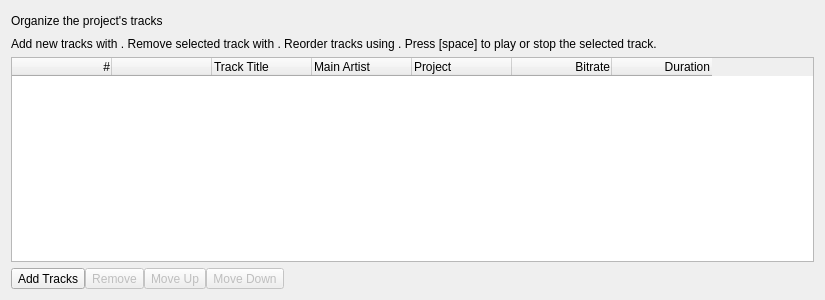
Iconoclasteinc/tgit, file resources/ui/track_list_tab.ui: the form before one commit.
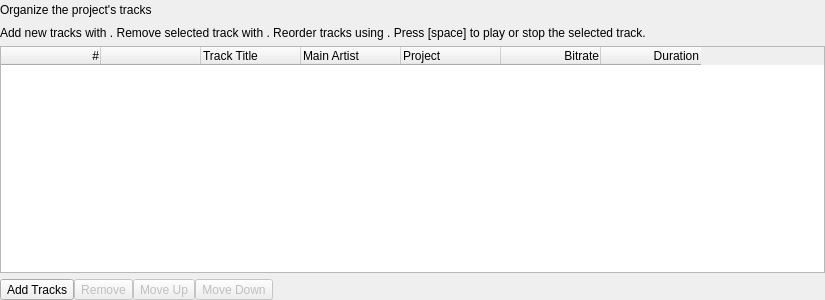
The form after the commit. Icons and pictures are not drawn.

Commit message: Use default platform margins for project page tabs

Patch:
```diff
--- a/resources/ui/track_list_tab.ui
+++ b/resources/ui/track_list_tab.ui
@@ -11,6 +11,18 @@
    </rect>
   </property>
   <layout class="QVBoxLayout" name="verticalLayout">
+   <property name="leftMargin">
+    <number>0</number>
+   </property>
+   <property name="topMargin">
+    <number>0</number>
+   </property>
+   <property name="rightMargin">
+    <number>0</number>
+   </property>
+   <property name="bottomMargin">
+    <number>0</number>
+   </property>
    <item>
     <widget class="QWidget" name="_title_container" native="true">
      <layout class="QHBoxLayout" name="horizontalLayout">
@@ -115,7 +127,7 @@
        <string>#</string>
       </property>
       <property name="textAlignment">
-       <set>AlignTrailing|AlignVCenter</set>
+       <set>AlignRight|AlignVCenter</set>
       </property>
      </column>
      <column>
@@ -123,7 +135,7 @@
        <string/>
       </property>
       <property name="textAlignment">
-       <set>AlignCenter</set>
+       <set>AlignHCenter|AlignVCenter|AlignCenter</set>
       </property>
      </column>
      <column>
@@ -131,7 +143,7 @@
        <string>Track Title</string>
       </property>
       <property name="textAlignment">
-       <set>AlignLeading|AlignVCenter</set>
+       <set>AlignLeft|AlignVCenter</set>
       </property>
      </column>
      <column>
@@ -139,7 +151,7 @@
        <string>Main Artist</string>
       </property>
       <property name="textAlignment">
-       <set>AlignLeading|AlignVCenter</set>
+       <set>AlignLeft|AlignVCenter</set>
       </property>
      </column>
      <column>
@@ -147,7 +159,7 @@
        <string>Project</string>
       </property>
       <property name="textAlignment">
-       <set>AlignLeading|AlignVCenter</set>
+       <set>AlignLeft|AlignVCenter</set>
       </property>
      </column>
      <column>
@@ -155,7 +167,7 @@
        <string>Bitrate</string>
       </property>
       <property name="textAlignment">
-       <set>AlignTrailing|AlignVCenter</set>
+       <set>AlignRight|AlignVCenter</set>
       </property>
      </column>
      <column>
@@ -163,7 +175,7 @@
        <string>Duration</string>
       </property>
       <property name="textAlignment">
-       <set>AlignTrailing|AlignVCenter</set>
+       <set>AlignRight|AlignVCenter</set>
       </property>
      </column>
     </widget>
```
The commit also changes 1 other file.
